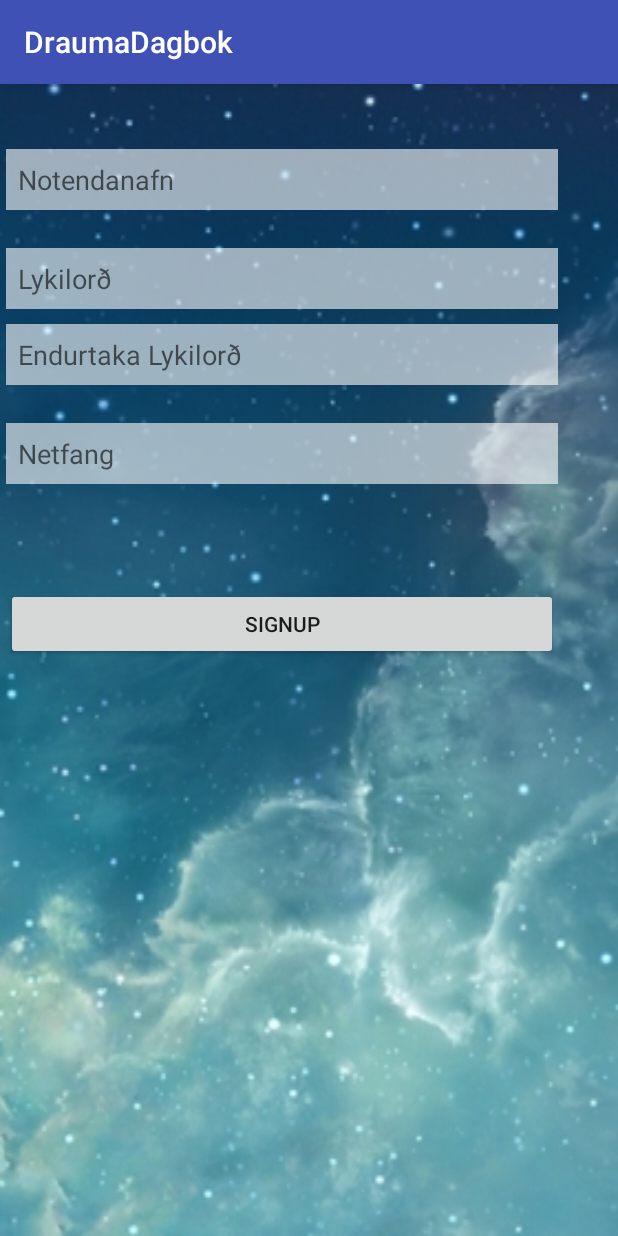
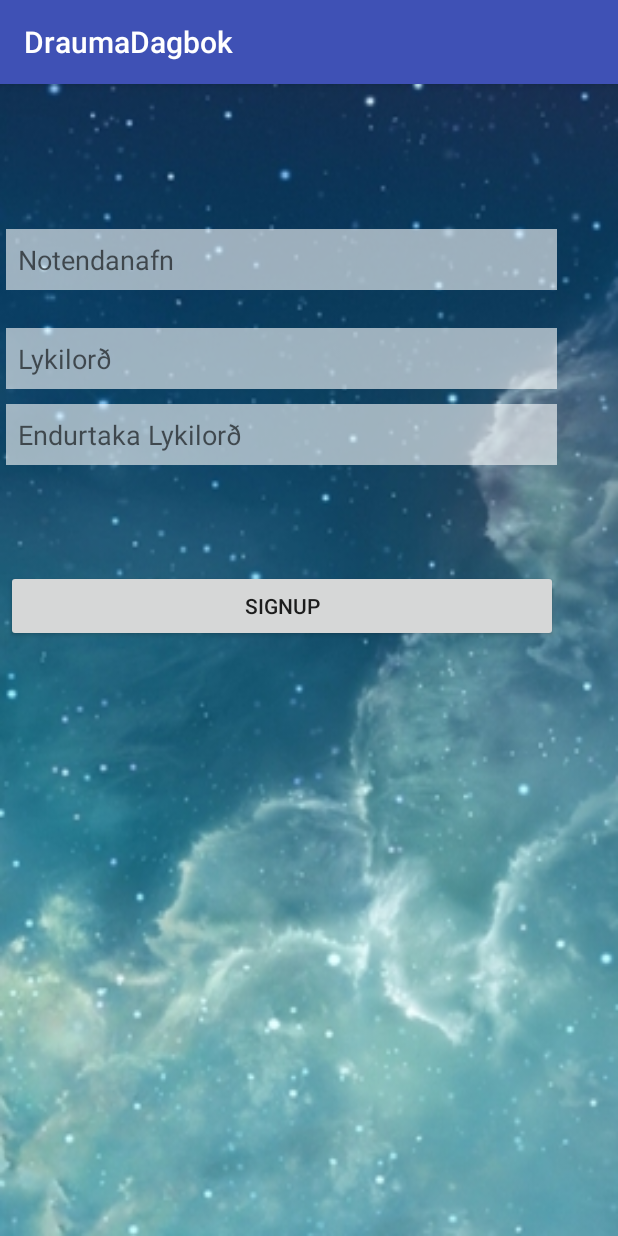
Before and after one commit to hag56/DreamDiaryApp, an Android app: the SignupActivity screen opened directly, with no data from a screen before it, on a phone screen of 412 x 824 dp. Run offline under Robolectric (Android 15) with nearby library versions, the phone set to English and light mode, and no system bars.

Commit message:
easy signup fix

```diff
--- a/app/src/main/res/layout/activity_signup.xml
+++ b/app/src/main/res/layout/activity_signup.xml
@@ -33,15 +33,40 @@
     </LinearLayout>
 
     <LinearLayout
+        android:id="@+id/LogIn"
+        android:layout_width="368dp"
+        android:layout_height="wrap_content"
+        android:layout_marginTop="35dp"
+        android:orientation="horizontal"
+        app:layout_constraintTop_toBottomOf="@+id/linearLayout"
+        tools:layout_editor_absoluteX="8dp">
+
+        <Button
+            android:id="@+id/signup_button"
+            android:layout_width="match_parent"
+            android:layout_height="wrap_content"
+            android:layout_marginBottom="8dp"
+            android:layout_marginLeft="0dp"
+            android:layout_marginStart="0dp"
+            android:layout_marginTop="11dp"
+            android:text="Signup"
+            app:layout_constraintBottom_toBottomOf="parent"
+            app:layout_constraintLeft_toLeftOf="parent"
+            app:layout_constraintTop_toBottomOf="@+id/email"
+            app:layout_constraintVertical_bias="0.01" />
+
+    </LinearLayout>
+
+    <LinearLayout
         android:id="@+id/linearLayout"
-        android:layout_width="368dp"
-        android:layout_height="271dp"
-        android:layout_marginTop="14dp"
+        android:layout_width="367dp"
+        android:layout_height="206dp"
+        android:layout_marginTop="67dp"
         android:layout_weight="1"
         android:baselineAligned="true"
         android:orientation="vertical"
         app:layout_constraintTop_toBottomOf="@+id/errorGluggi"
-        tools:layout_editor_absoluteX="8dp">
+        tools:layout_editor_absoluteX="9dp">
 
         <EditText
             android:id="@+id/userName"
@@ -51,7 +76,7 @@
             android:background="#99ffffff"
             android:ems="10"
             android:hint="Notendanafn"
-            android:inputType="textPassword"
+            android:inputType="textAutoComplete"
             android:paddingBottom="8dp"
             android:paddingLeft="8dp"
             android:paddingRight="8dp"
@@ -91,46 +116,6 @@
             app:layout_constraintTop_toBottomOf="@+id/password1"
             tools:layout_editor_absoluteX="16dp" />
 
-        <EditText
-            android:id="@+id/email"
-            android:layout_width="match_parent"
-            android:layout_height="wrap_content"
-            android:layout_marginTop="25dp"
-            android:background="#99ffffff"
-            android:ems="10"
-            android:hint="Netfang"
-            android:inputType="textEmailAddress"
-            android:paddingBottom="8dp"
-            android:paddingLeft="8dp"
-            android:paddingRight="8dp"
-            android:paddingTop="8dp"
-            app:layout_constraintTop_toBottomOf="@+id/password2"
-            tools:layout_editor_absoluteX="16dp" />
-    </LinearLayout>
-
-    <LinearLayout
-        android:id="@+id/LogIn"
-        android:layout_width="368dp"
-        android:layout_height="wrap_content"
-        android:layout_marginTop="35dp"
-        android:orientation="horizontal"
-        app:layout_constraintTop_toBottomOf="@+id/linearLayout"
-        tools:layout_editor_absoluteX="8dp">
-
-        <Button
-            android:id="@+id/signup_button"
-            android:layout_width="match_parent"
-            android:layout_height="wrap_content"
-            android:layout_marginBottom="8dp"
-            android:layout_marginLeft="0dp"
-            android:layout_marginStart="0dp"
-            android:layout_marginTop="11dp"
-            android:text="Signup"
-            app:layout_constraintBottom_toBottomOf="parent"
-            app:layout_constraintLeft_toLeftOf="parent"
-            app:layout_constraintTop_toBottomOf="@+id/email"
-            app:layout_constraintVertical_bias="0.01" />
-
     </LinearLayout>
 
 </android.support.constraint.ConstraintLayout>
```
